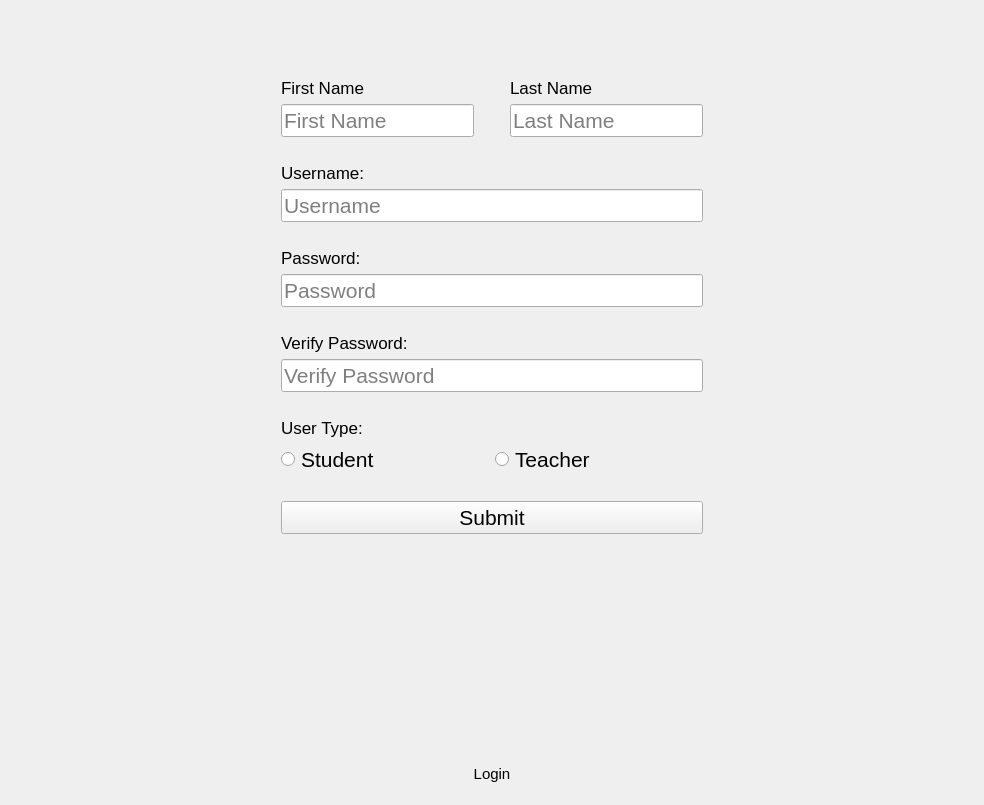
AnthropomorphicMonkey/Coursework, file login.ui: the form before one commit.
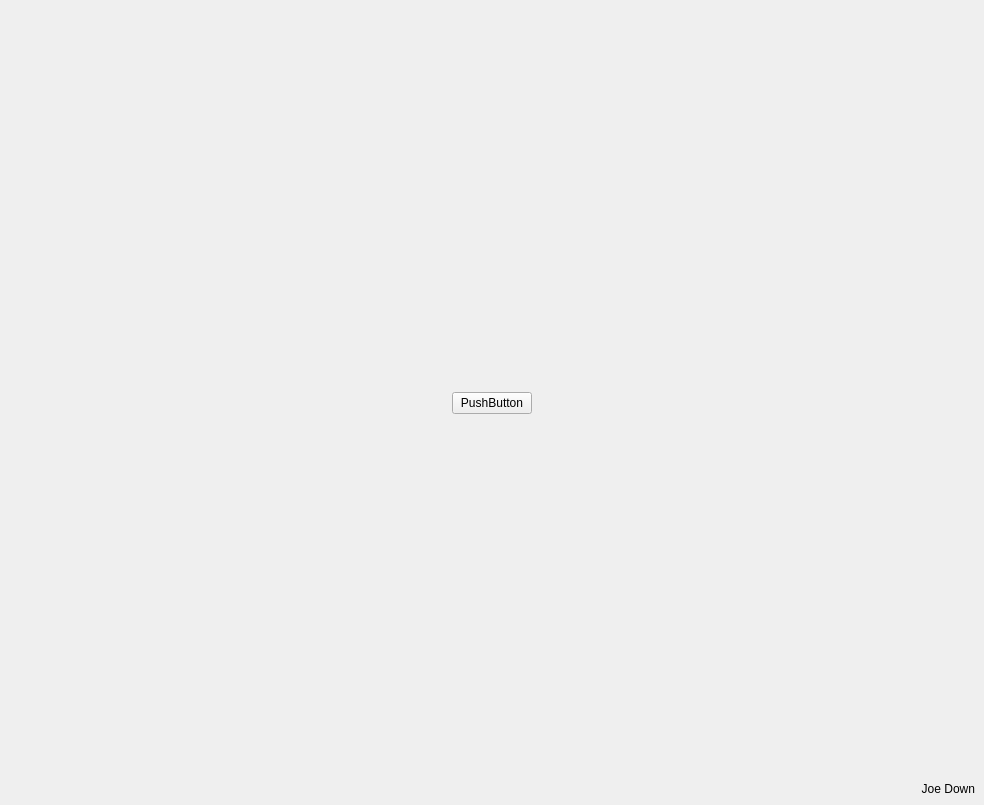
The form after the commit. Icons and pictures are not drawn.

Diff of the .ui file:
```diff
--- a/login.ui
+++ b/login.ui
@@ -46,7 +46,7 @@
     <item>
      <widget class="QStackedWidget" name="main_widget">
       <property name="currentIndex">
-       <number>1</number>
+       <number>4</number>
       </property>
       <widget class="QWidget" name="login_page">
        <layout class="QVBoxLayout" name="verticalLayout_3">
@@ -968,6 +968,87 @@
         </item>
        </layout>
       </widget>
+      <widget class="QWidget" name="question_page">
+       <layout class="QVBoxLayout" name="verticalLayout_9">
+        <item>
+         <spacer name="verticalSpacer_17">
+          <property name="orientation">
+           <enum>Qt::Vertical</enum>
+          </property>
+          <property name="sizeHint" stdset="0">
+           <size>
+            <width>20</width>
+            <height>325</height>
+           </size>
+          </property>
+         </spacer>
+        </item>
+        <item>
+         <layout class="QHBoxLayout" name="horizontalLayout">
+          <item>
+           <spacer name="horizontalSpacer_9">
+            <property name="orientation">
+             <enum>Qt::Horizontal</enum>
+            </property>
+            <property name="sizeHint" stdset="0">
+             <size>
+              <width>40</width>
+              <height>20</height>
+             </size>
+            </property>
+           </spacer>
+          </item>
+          <item>
+           <layout class="QVBoxLayout" name="verticalLayout_13">
+            <item>
+             <widget class="QPushButton" name="pushButton_6">
+              <property name="text">
+               <string>PushButton</string>
+              </property>
+             </widget>
+            </item>
+           </layout>
+          </item>
+          <item>
+           <spacer name="horizontalSpacer_12">
+            <property name="orientation">
+             <enum>Qt::Horizontal</enum>
+            </property>
+            <property name="sizeHint" stdset="0">
+             <size>
+              <width>40</width>
+              <height>20</height>
+             </size>
+            </property>
+           </spacer>
+          </item>
+         </layout>
+        </item>
+        <item>
+         <spacer name="verticalSpacer_18">
+          <property name="orientation">
+           <enum>Qt::Vertical</enum>
+          </property>
+          <property name="sizeHint" stdset="0">
+           <size>
+            <width>20</width>
+            <height>324</height>
+           </size>
+          </property>
+         </spacer>
+        </item>
+       </layout>
+      </widget>
+     </widget>
+    </item>
+    <item>
+     <widget class="QLabel" name="label_2">
+      <property name="text">
+       <string>Joe Down</string>
+      </property>
+      <property name="alignment">
+       <set>Qt::AlignRight|Qt::AlignTrailing|Qt::AlignVCenter</set>
+      </property>
      </widget>
     </item>
    </layout>
```
